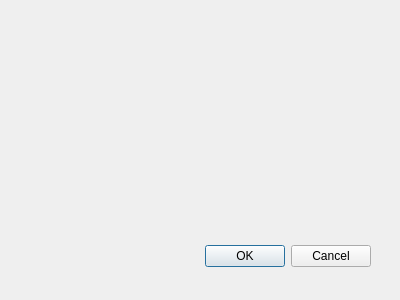
Old version of the form supplierdialog.ui in the repository Kevinzzz6/IMS.
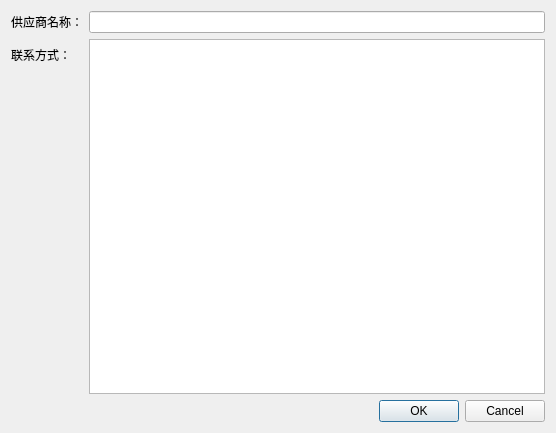
New version of the form.

The edit to the form file:
```diff
--- a/supplierdialog.ui
+++ b/supplierdialog.ui
@@ -6,22 +6,38 @@
    <rect>
     <x>0</x>
     <y>0</y>
-    <width>400</width>
-    <height>300</height>
+    <width>556</width>
+    <height>433</height>
    </rect>
   </property>
   <property name="windowTitle">
    <string>Dialog</string>
   </property>
+  <layout class="QGridLayout" name="gridLayout">
+   <item row="0" column="0">
+    <layout class="QFormLayout" name="formLayout">
+     <item row="1" column="0">
+      <widget class="QLabel" name="label">
+       <property name="text">
+        <string>供应商名称：</string>
+       </property>
+      </widget>
+     </item>
+     <item row="1" column="1">
+      <widget class="QLineEdit" name="supplierNameLineEdit"/>
+     </item>
+     <item row="2" column="0">
+      <widget class="QLabel" name="label_2">
+       <property name="text">
+        <string>联系方式：</string>
+       </property>
+      </widget>
+     </item>
+     <item row="2" column="1">
+      <widget class="QTextEdit" name="contactDetailsTextEdit"/>
+     </item>
+     <item row="4" column="1">
   <widget class="QDialogButtonBox" name="buttonBox">
-   <property name="geometry">
-    <rect>
-     <x>30</x>
-     <y>240</y>
-     <width>341</width>
-     <height>32</height>
-    </rect>
-   </property>
    <property name="orientation">
     <enum>Qt::Orientation::Horizontal</enum>
    </property>
@@ -29,6 +45,10 @@
     <set>QDialogButtonBox::StandardButton::Cancel|QDialogButtonBox::StandardButton::Ok</set>
    </property>
   </widget>
+     </item>
+    </layout>
+   </item>
+  </layout>
  </widget>
  <resources/>
  <connections>
```
Lines whose indentation alone changed are shown as unchanged.
